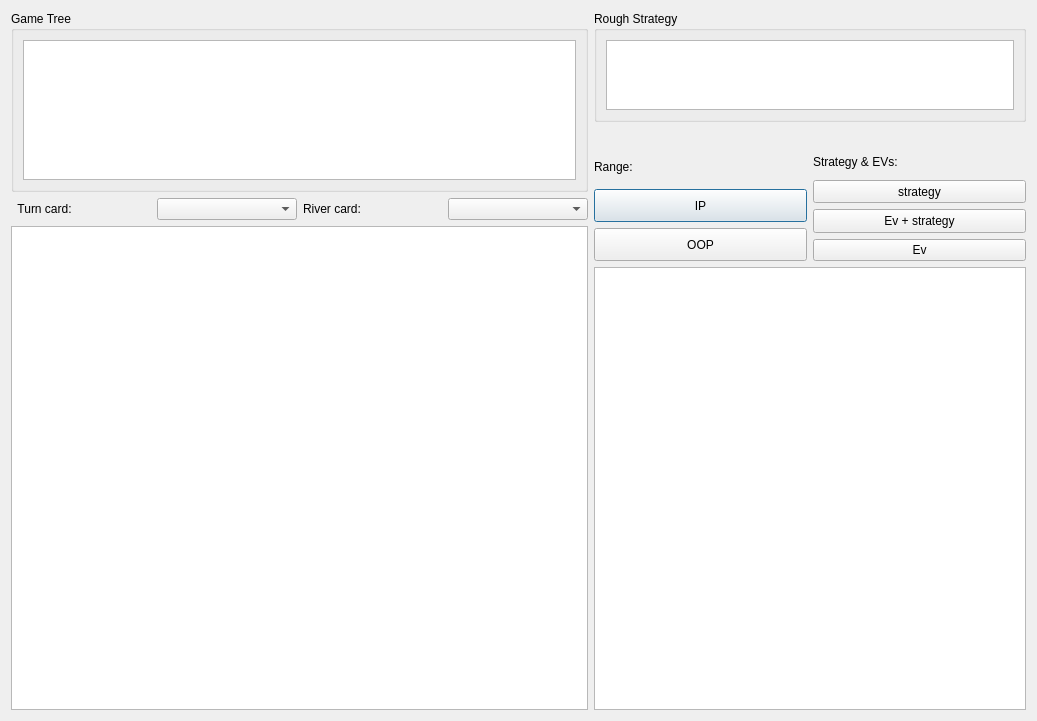
First picture: the form in strategyexplorer.ui, repository bupticybee/TexasSolver, before the edit.
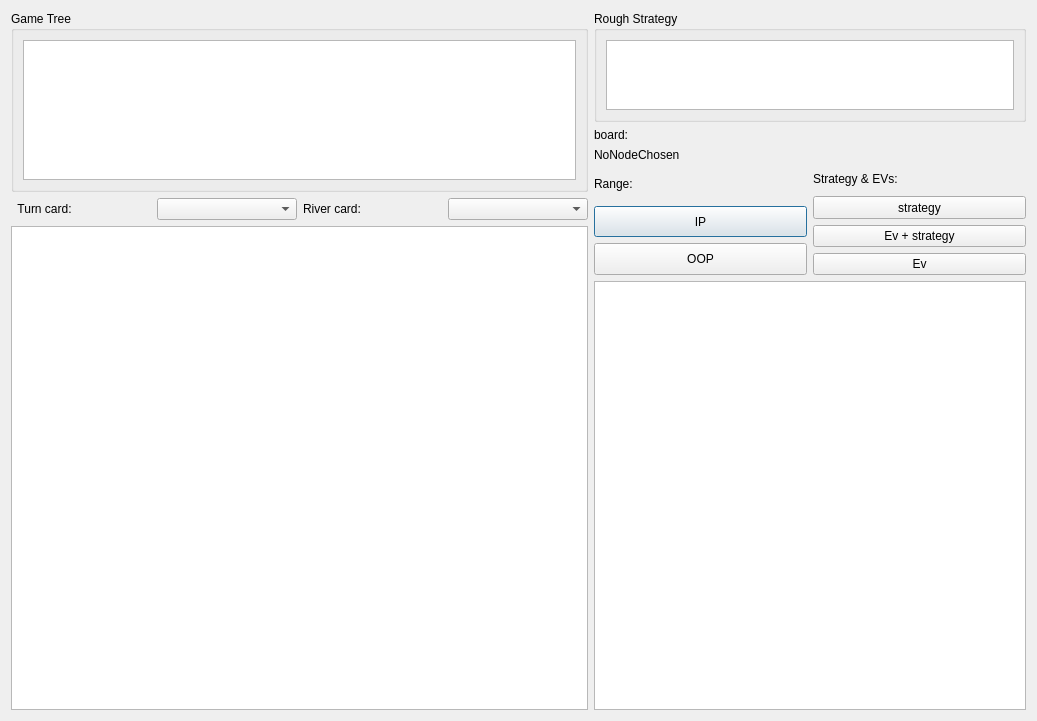
Second picture: the form after the edit. Custom widgets are drawn as their Qt base class.

Commit message: :new: add mode display

What changed in the file:
```diff
--- a/strategyexplorer.ui
+++ b/strategyexplorer.ui
@@ -108,7 +108,30 @@
       </widget>
      </item>
      <item>
-      <layout class="QHBoxLayout" name="gameInfoLayout"/>
+      <layout class="QVBoxLayout" name="verticalLayout_7">
+       <item>
+        <layout class="QHBoxLayout" name="horizontalLayout_6">
+         <item>
+          <widget class="QLabel" name="boardLabel">
+           <property name="text">
+            <string>board:</string>
+           </property>
+          </widget>
+         </item>
+        </layout>
+       </item>
+       <item>
+        <layout class="QVBoxLayout" name="verticalLayout_8">
+         <item>
+          <widget class="QLabel" name="nodeDisplayLabel">
+           <property name="text">
+            <string>NoNodeChosen</string>
+           </property>
+          </widget>
+         </item>
+        </layout>
+       </item>
+      </layout>
      </item>
      <item>
       <layout class="QHBoxLayout" name="modeChoseLayout" stretch="1,1">
```
Left out of the diff: 2 changed lines with no effect on the pictures. The commit also changes 2 other files.
